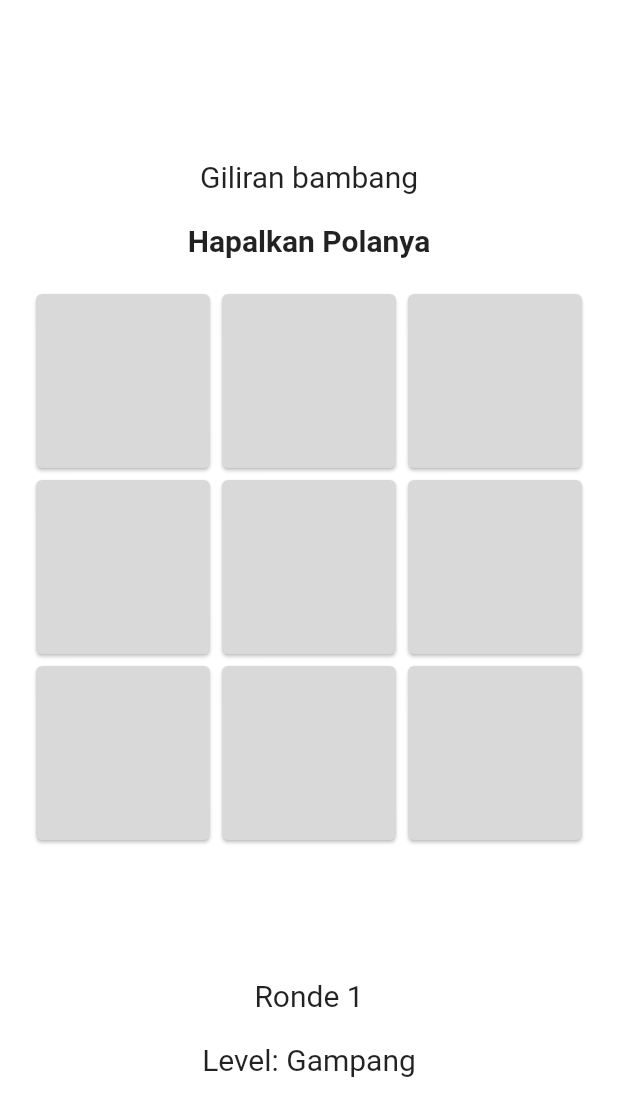
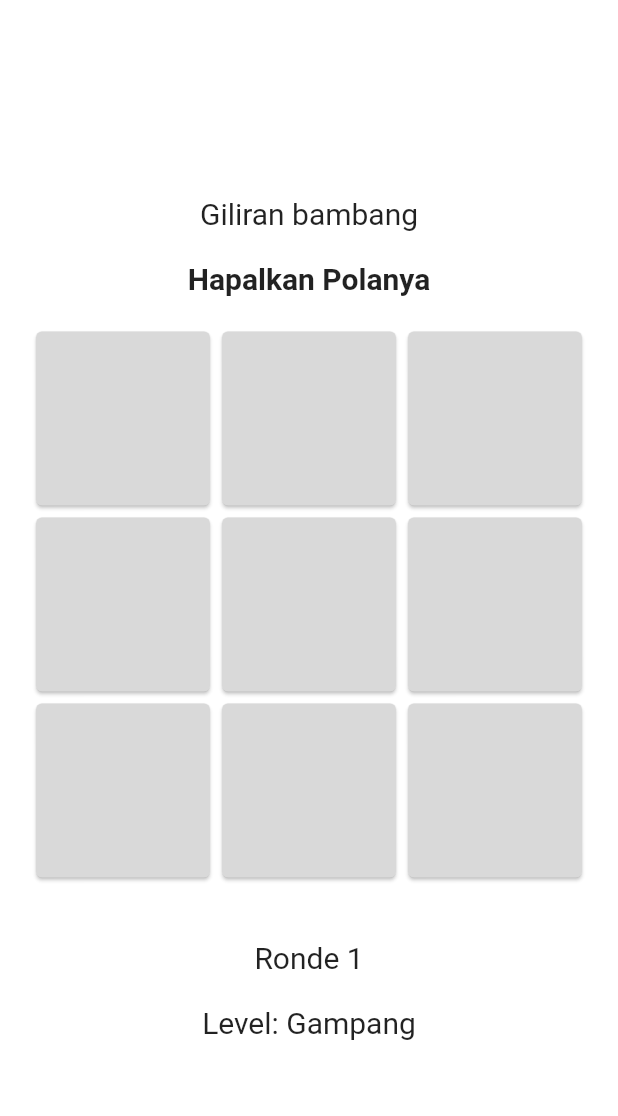
Before and after one commit to joheee/NineBox, a Flutter app: the screen it shows after launch, on a phone screen of 412 x 824 dp. Shown: the top 1116 px of the screen. Run offline on Flutter 3.47's test engine with Material 2 defaults, Android fonts, the phone set to English and light mode, and no system bars; our stand-ins replace shared_preferences.

Commit message:
fix height grid

```diff
--- a/lib/page/game.dart
+++ b/lib/page/game.dart
@@ -36,7 +36,7 @@ class _GamePageState extends State<GamePage> {
         Padding(
           padding: Variable.defaultPadding,
           child: SizedBox(
-            height: 440,
+            height: 390,
             child: GridView.count(
               crossAxisCount: 3,
               children: List.generate(9, (index) {
```
